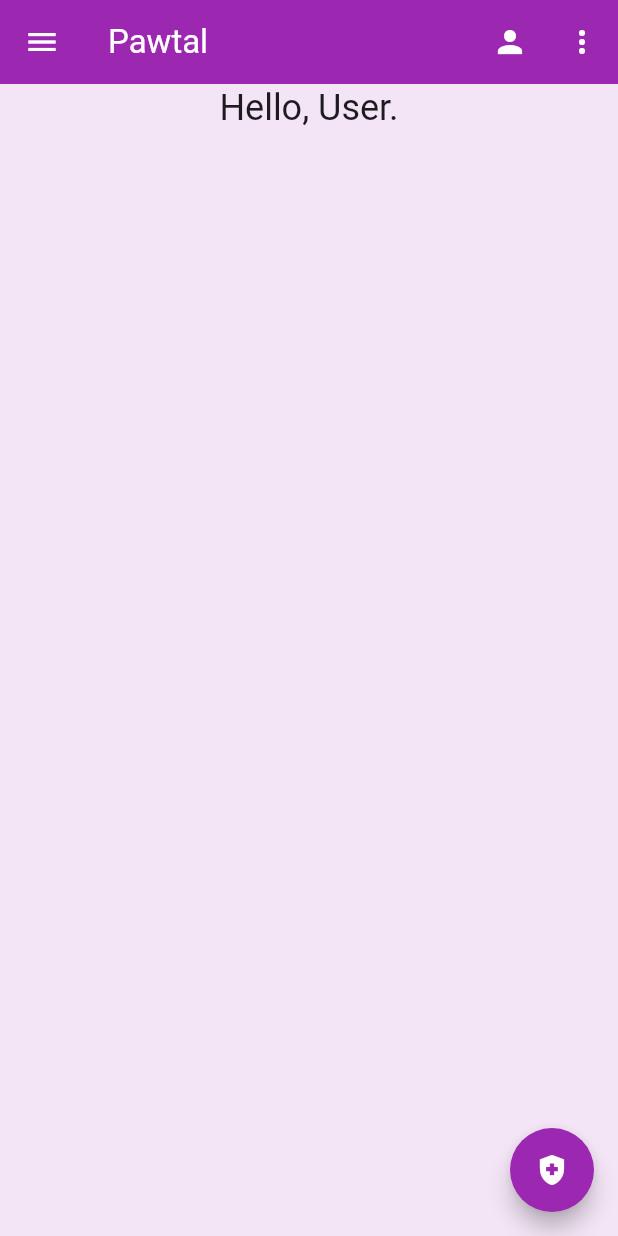
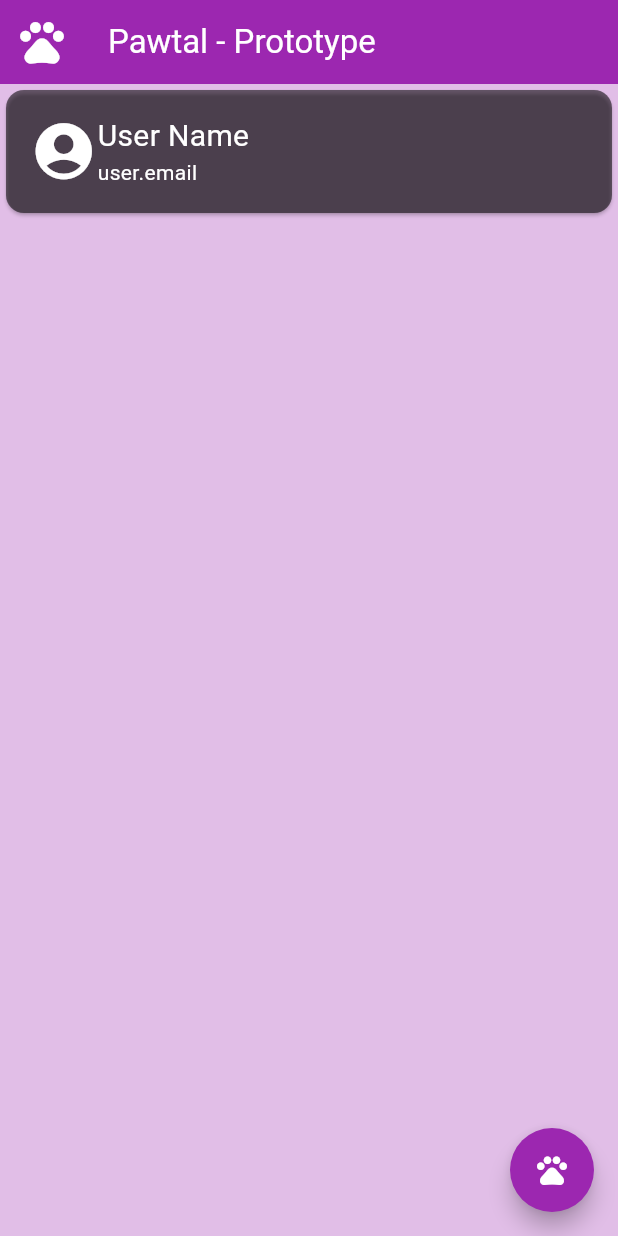
Before and after one commit to LEOTHERA-DEV/pawtal_prototype, a Flutter app: the screen it shows after launch, on a phone screen of 412 x 824 dp. Run offline on Flutter 3.47's test engine with Material 3 defaults, Android fonts, the phone set to English and light mode, and no system bars.

Commit message:
saving content

```diff
--- a/lib/main.dart
+++ b/lib/main.dart
@@ -1,4 +1,5 @@
 import 'package:flutter/material.dart';
+import 'package:pawtal_prototype/pages/home.dart';
 
 void main() {
   runApp(const MyApp());
@@ -32,52 +33,8 @@ class MyHomePage extends StatefulWidget {
 }
 
 class _MyHomePageState extends State<MyHomePage> {
-  int _counter = 0;
-
-  void _incrementCounter() {
-    setState(() {
-      _counter++;
-    });
-  }
-
   @override
   Widget build(BuildContext context) {
-    return Scaffold(
-      appBar: AppBar(
-        backgroundColor: Colors.purple,
-        foregroundColor: Colors.white,
-        title: Text(widget.title),
-        leading: IconButton(icon: Icon(Icons.menu), onPressed: () {}),
-        actions: [
-          IconButton(icon: Icon(Icons.person), onPressed: () {}),
-          IconButton(
-            icon: Icon(Icons.more_vert),
-            onPressed: () {},
-          )
-        ],
-      ),
-      backgroundColor: Colors.purple[50],
-      body: Align(
-        alignment: Alignment.topCenter,
-        child: Column(
-          children: <Widget>[
-            Text(
-              'Hello, User.',
-              style: Theme.of(context).textTheme.headlineSmall,
-            ),
-          ],
-        ),
-      ),
-      floatingActionButton: Align(
-        alignment: Alignment.bottomRight,
-        child: FloatingActionButton(
-          onPressed: () {},
-          child: Icon(Icons.health_and_safety),
-          shape: CircleBorder(),
-          backgroundColor: Colors.purple,
-          foregroundColor: Colors.white,
-        ),
-      ),
-    );
+    return HomePage();
   }
 }
--- a/lib/pages/home.dart
+++ b/lib/pages/home.dart
@@ -0,0 +1,47 @@
+import 'package:flutter/material.dart';
+import 'package:pawtal_prototype/widgets/widgets_home/widget_user_card.dart';
+
+class HomePage extends StatefulWidget {
+  HomePage({super.key});
+
+  @override
+  State<StatefulWidget> createState() => _homePage();
+}
+
+class _homePage extends State<HomePage> {
+  @override
+  Widget build(BuildContext context) {
+    return Scaffold(
+      appBar: AppBar(
+        backgroundColor: Colors.purple,
+        foregroundColor: Colors.white,
+        title: Text("Pawtal - Prototype"),
+        leading: IconButton(
+            icon: const Icon(
+              Icons.pets,
+              size: 35,
+            ),
+            onPressed: () {}),
+      ),
+      backgroundColor: Colors.purple[100],
+      body: Align(
+        alignment: Alignment.topCenter,
+        child: ListView(
+          children: <Widget>[
+            UserCard(),
+          ],
+        ),
+      ),
+      floatingActionButton: Align(
+        alignment: Alignment.bottomRight,
+        child: FloatingActionButton(
+          onPressed: () {},
+          shape: const CircleBorder(),
+          backgroundColor: Colors.purple,
+          foregroundColor: Colors.white,
+          child: Icon(Icons.pets),
+        ),
+      ),
+    );
+  }
+}
--- /dev/null
+++ b/lib/widgets/widgets_home/widget_user_card.dart
@@ -0,0 +1,50 @@
+import 'package:flutter/material.dart';
+
+class UserCard extends StatefulWidget {
+  @override
+  State<StatefulWidget> createState() => _userCard();
+}
+
+class _userCard extends State<UserCard> {
+  @override
+  Widget build(BuildContext context) {
+    return Card(
+        color: Colors.black54,
+        child: Padding(
+          padding: const EdgeInsets.all(16),
+          child: SizedBox(
+            height: 50,
+            width: MediaQuery.of(context).size.width - 40,
+            child: const Column(
+              children: [
+                Row(
+                  children: [
+                    Icon(
+                      Icons.account_circle,
+                      color: Colors.white,
+                      size: 45,
+                    ),
+                    Column(
+                      mainAxisAlignment: MainAxisAlignment.start,
+                      crossAxisAlignment: CrossAxisAlignment.start,
+                      children: [
+                        Text(
+                          textAlign: TextAlign.left,
+                          "User Name",
+                          style: TextStyle(color: Colors.white, fontSize: 20),
+                        ),
+                        Text(
+                          textAlign: TextAlign.left,
+                          "user.email",
+                          style: TextStyle(color: Colors.white),
+                        )
+                      ],
+                    )
+                  ],
+                )
+              ],
+            ),
+          ),
+        ));
+  }
+}
```
Also changed, not shown: lib/widgets/widgets_home/widget_pet_card.dart (added).
